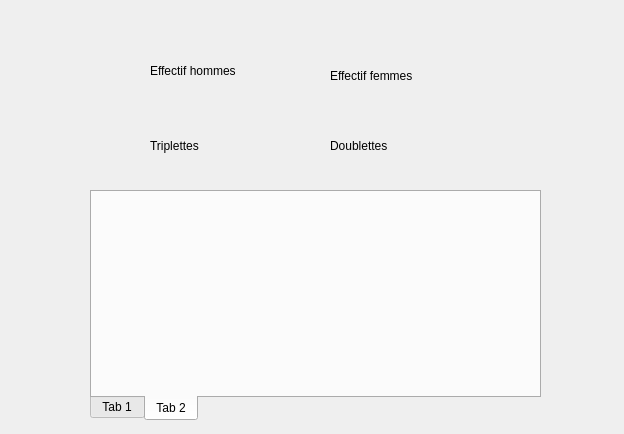
Qt form contestgenerate.ui (LeVirus/Concour) before a commit.
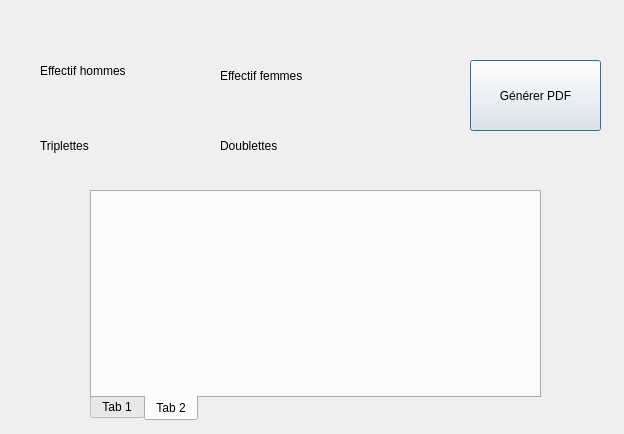
The same form after that commit. The open tabs and pages were chosen to show the change.

The edit to the form file:
```diff
--- a/contestgenerate.ui
+++ b/contestgenerate.ui
@@ -16,7 +16,7 @@
   <widget class="QLabel" name="label">
    <property name="geometry">
     <rect>
-     <x>150</x>
+     <x>40</x>
      <y>40</y>
      <width>171</width>
      <height>61</height>
@@ -29,7 +29,7 @@
   <widget class="QLabel" name="label_2">
    <property name="geometry">
     <rect>
-     <x>330</x>
+     <x>220</x>
      <y>50</y>
      <width>211</width>
      <height>51</height>
@@ -42,7 +42,7 @@
   <widget class="QLabel" name="label_3">
    <property name="geometry">
     <rect>
-     <x>150</x>
+     <x>40</x>
      <y>130</y>
      <width>161</width>
      <height>31</height>
@@ -55,7 +55,7 @@
   <widget class="QLabel" name="label_4">
    <property name="geometry">
     <rect>
-     <x>330</x>
+     <x>220</x>
      <y>130</y>
      <width>151</width>
      <height>31</height>
@@ -97,6 +97,19 @@
     </attribute>
    </widget>
   </widget>
+  <widget class="QPushButton" name="pushButton">
+   <property name="geometry">
+    <rect>
+     <x>470</x>
+     <y>60</y>
+     <width>131</width>
+     <height>71</height>
+    </rect>
+   </property>
+   <property name="text">
+    <string>Générer PDF</string>
+   </property>
+  </widget>
  </widget>
  <resources/>
  <connections/>
```
Left out of the diff: 2 changed lines with no effect on the pictures.
